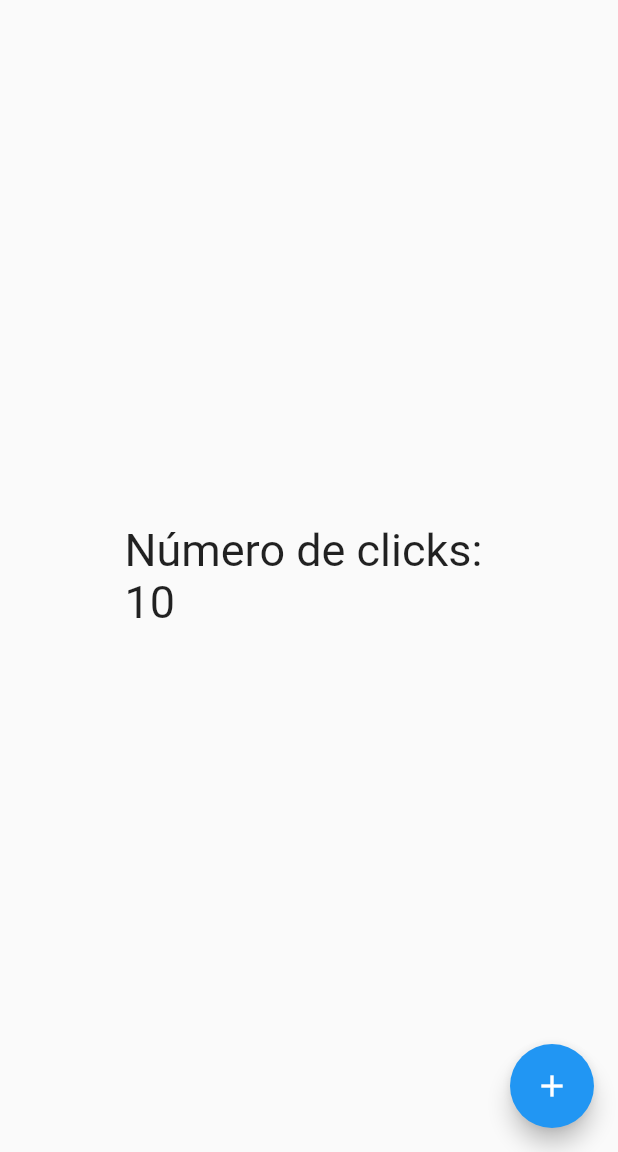
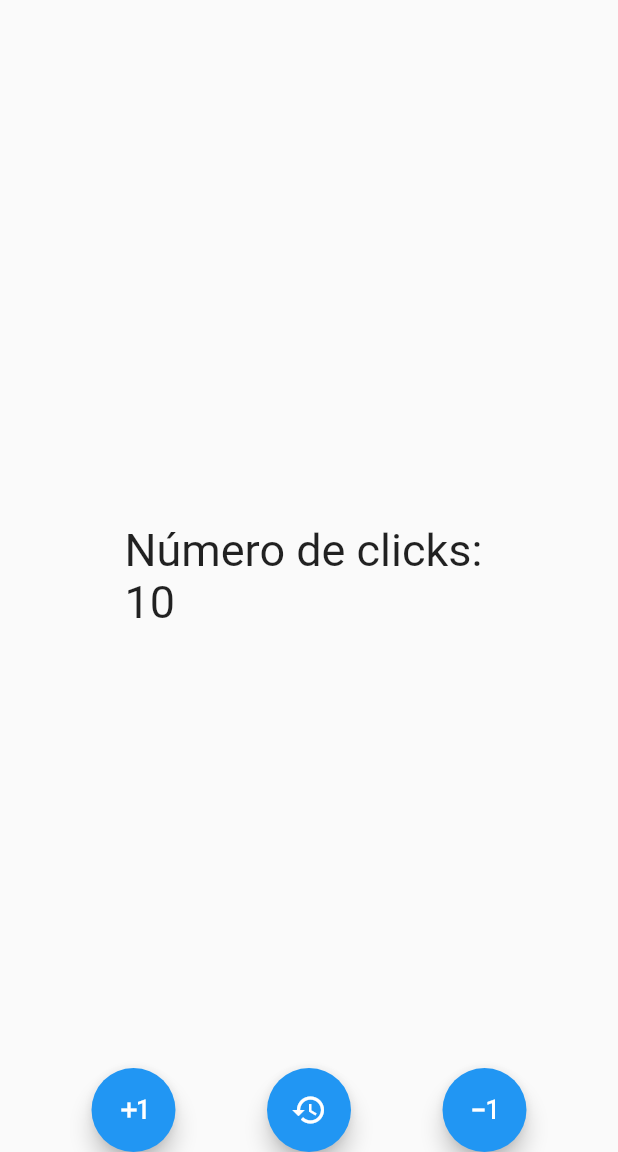
Before and after one commit to orlandofury/counter_app, a Flutter app: the screen it shows after launch, on a phone screen of 412 x 824 dp, the part 84-1236 px from its top. Run offline on Flutter 3.47's test engine with Material 2 defaults, Android fonts, the phone set to English and light mode, and no system bars.

Commit message:
Seccion 5: creando acciones adicionales

```diff
--- a/lib/screens/counter_screen.dart
+++ b/lib/screens/counter_screen.dart
@@ -32,17 +32,41 @@ class _CounterScreenState extends State<CounterScreen> {
           ],
         ),
       ),
-      //floatingActionButtonLocation: FloatingActionButtonLocation.miniCenterFloat,
-      floatingActionButton: FloatingActionButton(
-        child: const Icon(Icons.add),
+      floatingActionButtonLocation: FloatingActionButtonLocation.centerDocked,
+      floatingActionButton: Row(
+        mainAxisAlignment: MainAxisAlignment.spaceEvenly,
+        children: [
+          FloatingActionButton(
+            child: const Icon(Icons.exposure_plus_1_outlined),
               onPressed: () {
-              print('Hola boton: $counter');
                   counter++;
                   setState(() {
 
                   });
               },
            ),
+           //const SizedBox(width: 20),
+           FloatingActionButton(
+            child: const Icon(Icons.restore),
+              onPressed: () {
+                  counter=0;
+                  setState(() {
+
+                  });
+              },
+           ),
+           //const SizedBox(width: 20),
+           FloatingActionButton(
+            child: const Icon(Icons.exposure_minus_1_outlined),
+              onPressed: () {
+                  counter--;
+                  setState(() {
+
+                  });
+              },
+           ),
+        ],
+      ),
     );
   }
 }
```
Lines whose indentation alone changed are shown as unchanged.
